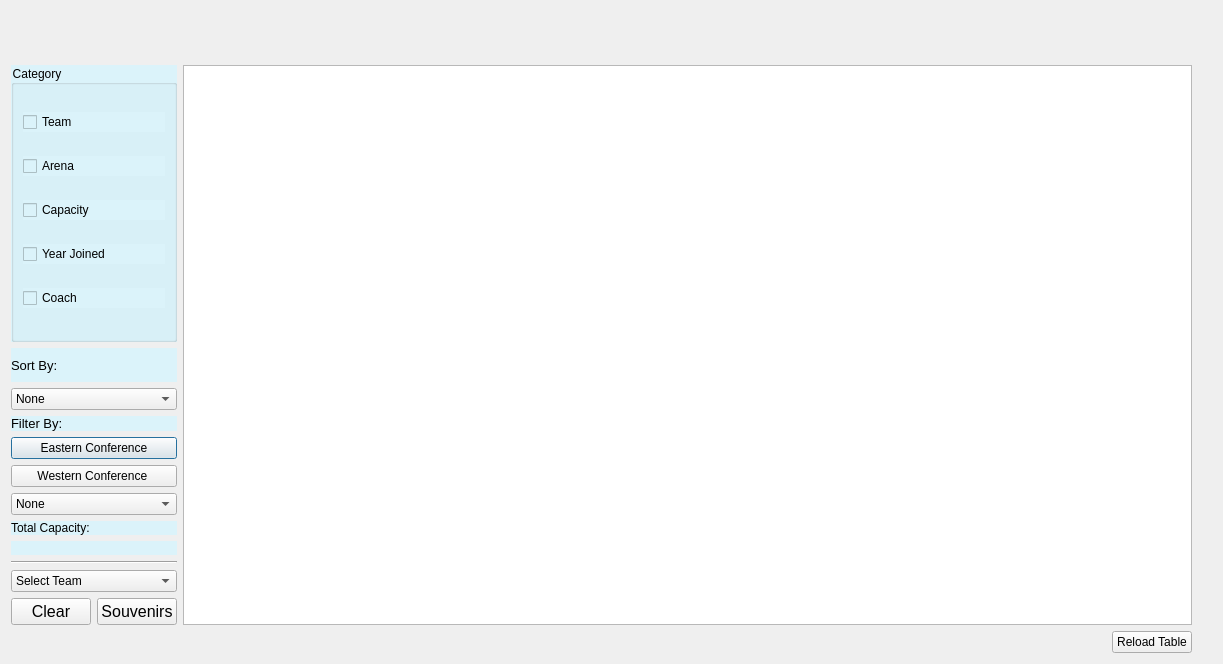
Before: the Qt Designer form UI/display_team/display_team.ui in parham-sharaf/BTM-algo, drawn with Qt 5.
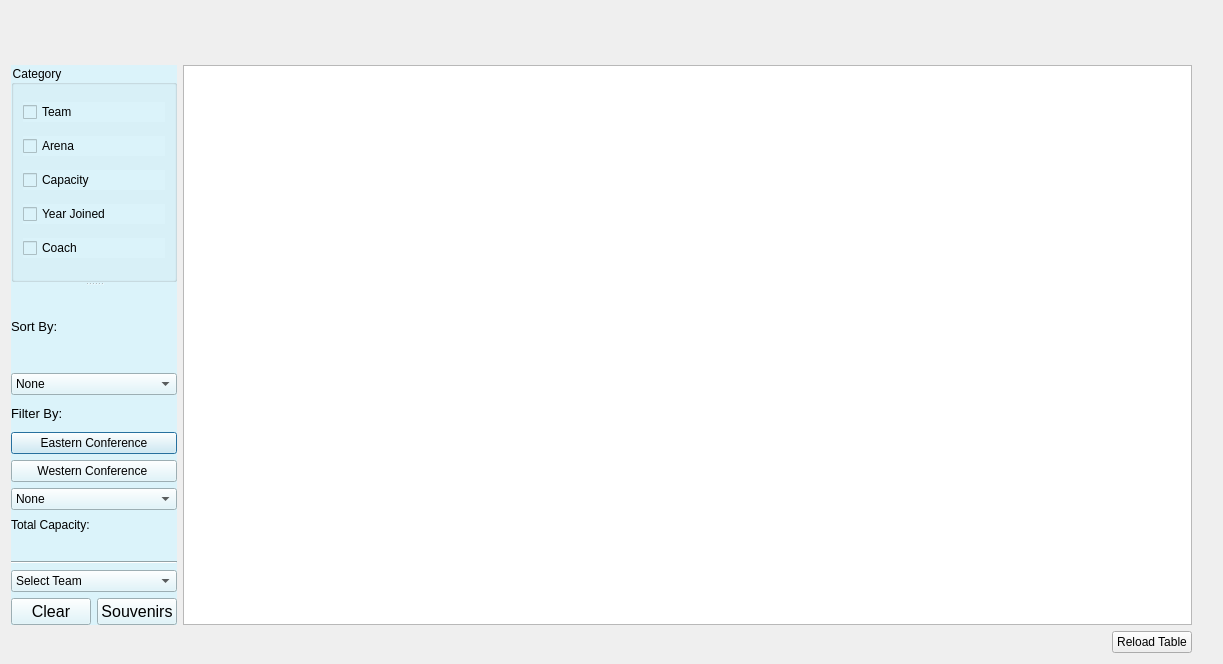
After: the same form once the commit is applied. Icons and pictures are not drawn.

```diff
--- a/UI/display_team/display_team.ui
+++ b/UI/display_team/display_team.ui
@@ -14,7 +14,19 @@
    <string>Dialog</string>
   </property>
   <layout class="QGridLayout" name="gridLayout">
-   <item row="1" column="1">
+   <item row="0" column="2">
+    <widget class="QLabel" name="labelTeamS">
+     <property name="font">
+      <font>
+       <pointsize>18</pointsize>
+      </font>
+     </property>
+     <property name="text">
+      <string/>
+     </property>
+    </widget>
+   </item>
+   <item row="1" column="2">
     <widget class="QLabel" name="label_logo">
      <property name="text">
       <string/>
@@ -27,25 +39,76 @@
      </property>
     </widget>
    </item>
-   <item row="0" column="1">
-    <widget class="QLabel" name="labelTeamS">
-     <property name="font">
-      <font>
-       <pointsize>18</pointsize>
-      </font>
-     </property>
-     <property name="text">
-      <string/>
-     </property>
-    </widget>
-   </item>
    <item row="2" column="0">
-    <layout class="QVBoxLayout" name="verticalLayout_7">
+    <widget class="QSplitter" name="splitter">
+     <property name="styleSheet">
+      <string notr="true">background-color:#DBF3FA
+</string>
+     </property>
+     <property name="orientation">
+      <enum>Qt::Vertical</enum>
+     </property>
+     <widget class="QWidget" name="">
+      <layout class="QVBoxLayout" name="verticalLayout_8">
+       <property name="spacing">
+        <number>2</number>
+       </property>
+       <property name="sizeConstraint">
+        <enum>QLayout::SetMinimumSize</enum>
+       </property>
      <item>
-      <layout class="QHBoxLayout" name="horizontalLayout_3">
+        <widget class="QGroupBox" name="groupBox">
+         <property name="styleSheet">
+          <string notr="true"/>
+         </property>
+         <property name="title">
+          <string>Category</string>
+         </property>
+         <layout class="QVBoxLayout" name="verticalLayout_9">
        <item>
-        <layout class="QGridLayout" name="gridLayout_3">
-         <item row="1" column="0">
+           <widget class="QCheckBox" name="team_name_checkBox">
+            <property name="text">
+             <string>Team</string>
+            </property>
+           </widget>
+          </item>
+          <item>
+           <widget class="QCheckBox" name="arena_checkBox">
+            <property name="text">
+             <string>Arena</string>
+            </property>
+           </widget>
+          </item>
+          <item>
+           <widget class="QCheckBox" name="capacity_checkBox">
+            <property name="styleSheet">
+             <string notr="true"/>
+            </property>
+            <property name="text">
+             <string>Capacity</string>
+            </property>
+           </widget>
+          </item>
+          <item>
+           <widget class="QCheckBox" name="year_checkBox">
+            <property name="text">
+             <string>Year Joined</string>
+            </property>
+           </widget>
+          </item>
+          <item>
+           <widget class="QCheckBox" name="coach_checkBox">
+            <property name="text">
+             <string>Coach</string>
+            </property>
+           </widget>
+          </item>
+         </layout>
+        </widget>
+       </item>
+      </layout>
+     </widget>
+     <widget class="QWidget" name="">
           <layout class="QVBoxLayout" name="verticalLayout_6">
            <item>
             <layout class="QVBoxLayout" name="verticalLayout">
@@ -57,8 +120,7 @@
                 </font>
                </property>
                <property name="styleSheet">
-                <string notr="true">background-color:#DBF3FA
-</string>
+            <string notr="true"/>
                </property>
                <property name="text">
                 <string>Sort By:</string>
@@ -108,8 +170,7 @@
                   </font>
                  </property>
                  <property name="styleSheet">
-                  <string notr="true">background-color:#DBF3FA
-</string>
+              <string notr="true"/>
                  </property>
                  <property name="text">
                   <string>Filter By:</string>
@@ -180,8 +241,7 @@
                <item>
                 <widget class="QLabel" name="label_dbstatus">
                  <property name="styleSheet">
-                  <string notr="true">background-color:#DBF3FA
-</string>
+              <string notr="true"/>
                  </property>
                  <property name="text">
                   <string>Total Capacity:</string>
@@ -191,8 +251,7 @@
                <item>
                 <widget class="QLabel" name="totalTeamCapacityLabel">
                  <property name="styleSheet">
-                  <string notr="true">background-color:#DBF3FA
-</string>
+              <string notr="true"/>
                  </property>
                  <property name="text">
                   <string/>
@@ -250,73 +309,13 @@
             </layout>
            </item>
           </layout>
-         </item>
-         <item row="0" column="0">
-          <layout class="QVBoxLayout" name="verticalLayout_8">
-           <property name="spacing">
-            <number>2</number>
-           </property>
-           <property name="sizeConstraint">
-            <enum>QLayout::SetMinimumSize</enum>
-           </property>
-           <item>
-            <widget class="QGroupBox" name="groupBox">
-             <property name="styleSheet">
-              <string notr="true">background-color:#DBF3FA
-</string>
-             </property>
-             <property name="title">
-              <string>Category</string>
-             </property>
-             <layout class="QVBoxLayout" name="verticalLayout_9">
-              <item>
-               <widget class="QCheckBox" name="team_name_checkBox">
-                <property name="text">
-                 <string>Team</string>
-                </property>
-               </widget>
-              </item>
-              <item>
-               <widget class="QCheckBox" name="arena_checkBox">
-                <property name="text">
-                 <string>Arena</string>
-                </property>
-               </widget>
-              </item>
-              <item>
-               <widget class="QCheckBox" name="capacity_checkBox">
-                <property name="text">
-                 <string>Capacity</string>
-                </property>
-               </widget>
-              </item>
-              <item>
-               <widget class="QCheckBox" name="year_checkBox">
-                <property name="text">
-                 <string>Year Joined</string>
-                </property>
-               </widget>
-              </item>
-              <item>
-               <widget class="QCheckBox" name="coach_checkBox">
-                <property name="text">
-                 <string>Coach</string>
-                </property>
-               </widget>
-              </item>
-             </layout>
-            </widget>
-           </item>
-          </layout>
-         </item>
-        </layout>
-       </item>
-       <item>
+     </widget>
+    </widget>
+   </item>
+   <item row="2" column="1">
         <widget class="QTableView" name="tableView"/>
        </item>
-      </layout>
-     </item>
-     <item>
+   <item row="3" column="0" colspan="2">
       <layout class="QHBoxLayout" name="horizontalLayout_2">
        <item>
         <spacer name="horizontalSpacer">
@@ -337,8 +336,6 @@
           <string>Reload Table</string>
          </property>
         </widget>
-       </item>
-      </layout>
      </item>
     </layout>
    </item>
```
Lines whose indentation alone changed are shown as unchanged.
